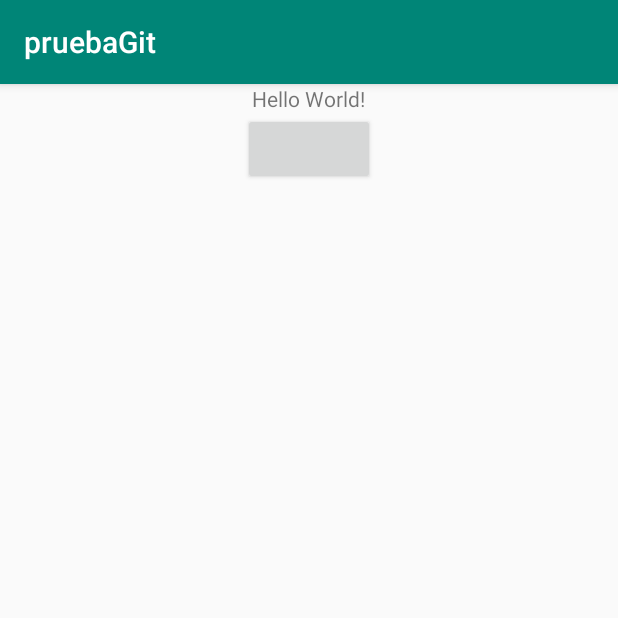
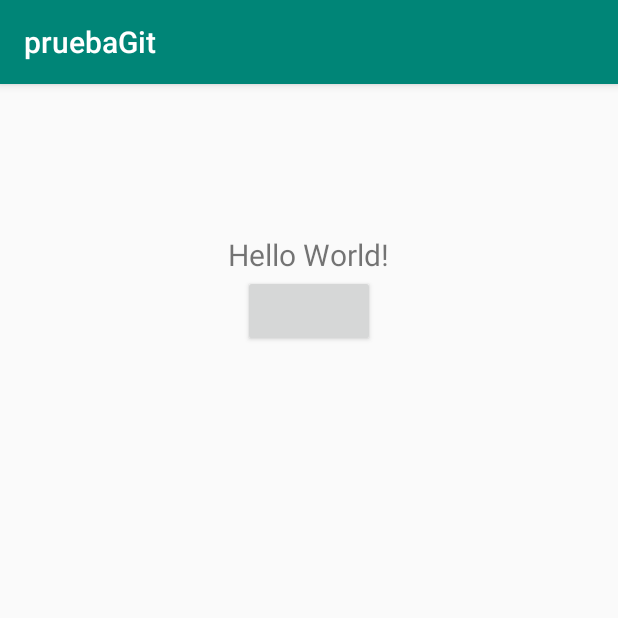
Before and after one commit to eirondiaz/pruebaGit, an Android app: the screen it shows after launch (MainActivity), on a phone screen of 412 x 824 dp, the top half of it. Run offline under Robolectric (Android 15) with nearby library versions, the phone set to English and light mode, and no system bars.

Commit message:
LinearLayout

```diff
--- a/app/src/main/res/layout/activity_main.xml
+++ b/app/src/main/res/layout/activity_main.xml
@@ -15,7 +15,9 @@
         <TextView
             android:layout_width="wrap_content"
             android:layout_height="wrap_content"
-            android:text="Hello World!"/>
+            android:text="Hello World!"
+            android:textSize="20sp"
+            android:layout_marginTop="100dp"/>
 
 
         <Button
```
